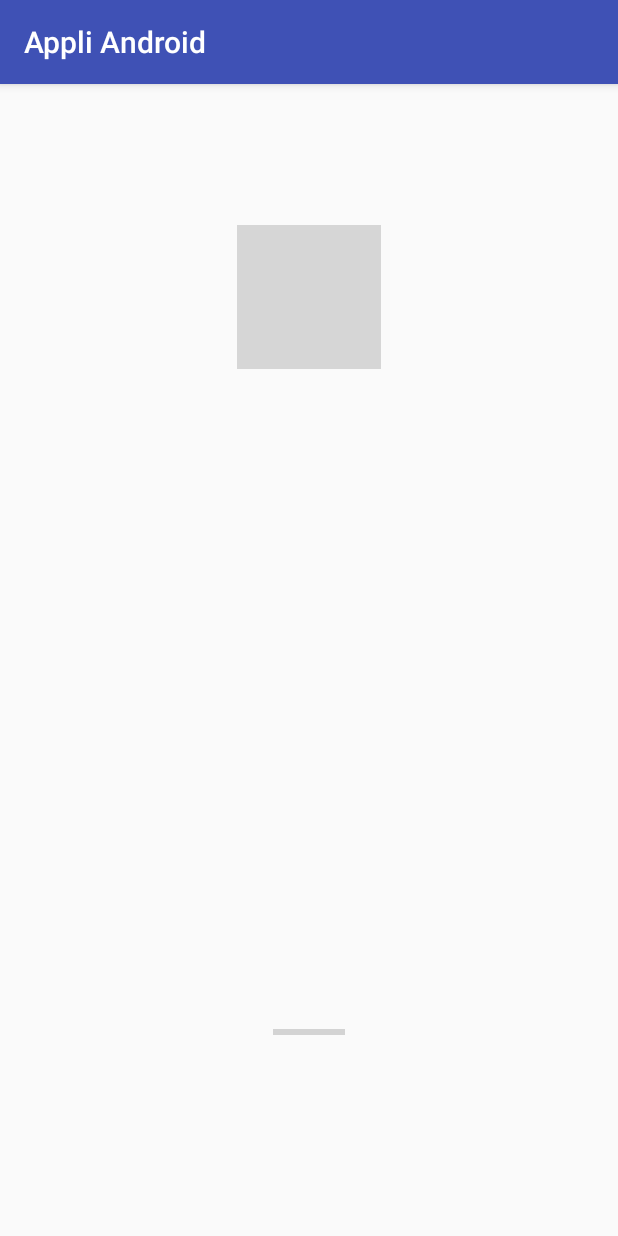
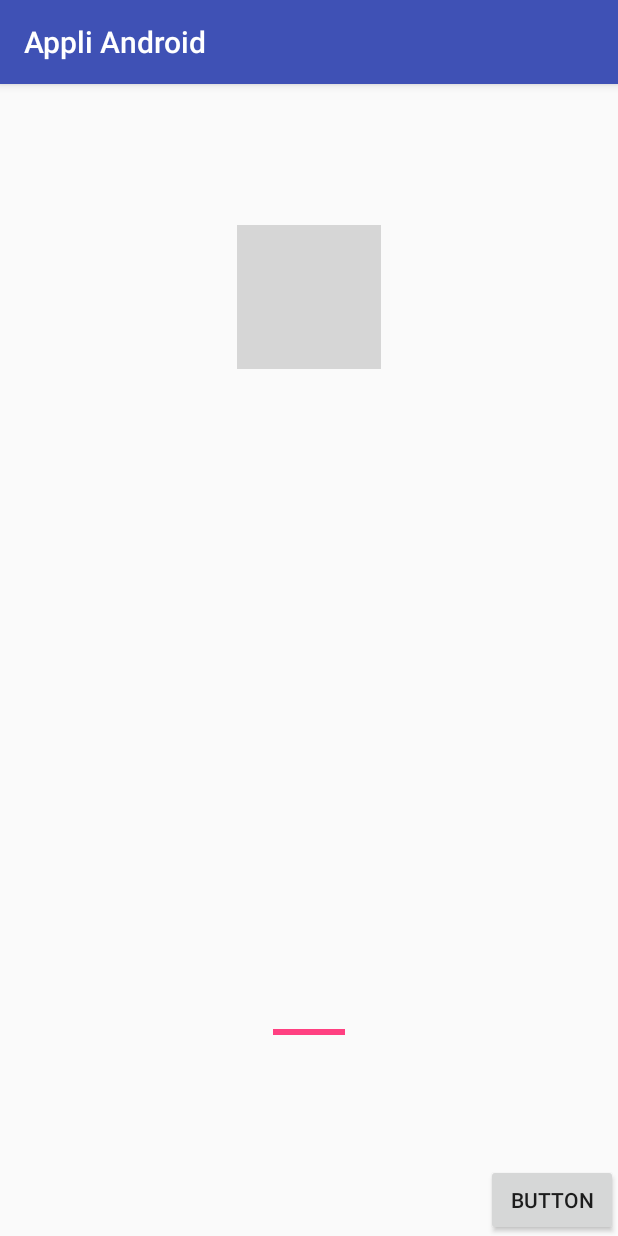
Before and after one commit to MMatly/Appli_Android, an Android app: the screen it shows after launch (MainActivity), on a phone screen of 412 x 824 dp. Run offline under Robolectric (Android 15) with nearby library versions, the phone set to English and light mode, and no system bars; grey boxes are pictures that could not be loaded.

Commit message:
Third commit

```diff
--- a/app/src/main/java/com/example/mathi/appli_android/MainActivity.java
+++ b/app/src/main/java/com/example/mathi/appli_android/MainActivity.java
@@ -5,6 +5,7 @@ import android.support.v7.app.AppCompatActivity;
 import android.os.Bundle;
 import android.view.View;
 import android.widget.Button;
+import android.widget.ProgressBar;
 
 public class MainActivity extends AppCompatActivity {
 
@@ -13,11 +14,17 @@ public class MainActivity extends AppCompatActivity {
         super.onCreate(savedInstanceState);
         setContentView(R.layout.activity_main);
 
+        ProgressBar progressBar = (ProgressBar) findViewById(R.id.progressBar);
+        progressBar.setProgress(100);
+
+
+
         Button btn1 = (Button) findViewById(R.id.button1);
         btn1.setOnClickListener(new View.OnClickListener() {
             @Override
             public void onClick(View v) {
                 Intent monIntent = new Intent(MainActivity.this, POIActivity.class);
                 startActivity(monIntent);}});
+
     }
 }
--- a/app/src/main/java/com/example/mathi/appli_android/POIActivity.java
+++ b/app/src/main/java/com/example/mathi/appli_android/POIActivity.java
@@ -33,12 +33,10 @@ public class POIActivity extends AppCompatActivity {
     protected void onCreate(Bundle savedInstanceState) {
         super.onCreate(savedInstanceState);
         setContentView(R.layout.activity_poi);
-        Toolbar toolbar = (Toolbar) findViewById(R.id.toolbar);
-        setSupportActionBar(toolbar);
 
         ImageView mImageView;
         final TextView  mTxtDisplay = (TextView) findViewById(R.id.txtDisplay);
-        String url = "http://www.rollingtown.com/?json=get_recent_posts";
+        String url = "http://voyage2.corellis.eu/api/v2/homev2?lat=43.14554197717751&lon=6.00.246207789145&offset=0";
 // Instantiate the RequestQueue.
         RequestQueue queue = Volley.newRequestQueue(this);
 // Request a string response from the provided URL.
--- a/app/src/main/res/layout/activity_main.xml
+++ b/app/src/main/res/layout/activity_main.xml
@@ -29,4 +29,16 @@
         app:layout_constraintTop_toTopOf="parent"
         app:layout_constraintVertical_bias="0.83" />
 
+    <Button
+        android:id="@+id/button1"
+        android:layout_width="wrap_content"
+        android:layout_height="wrap_content"
+        android:text="Button"
+        app:layout_constraintBottom_toBottomOf="parent"
+        app:layout_constraintEnd_toEndOf="parent"
+        app:layout_constraintHorizontal_bias="1.0"
+        app:layout_constraintStart_toStartOf="parent"
+        app:layout_constraintTop_toTopOf="parent"
+        app:layout_constraintVertical_bias="1.0" />
+
 </android.support.constraint.ConstraintLayout>
```
Also changed, not shown: app/src/main/res/layout/activity_poi.xml (+0 -24 lines).
